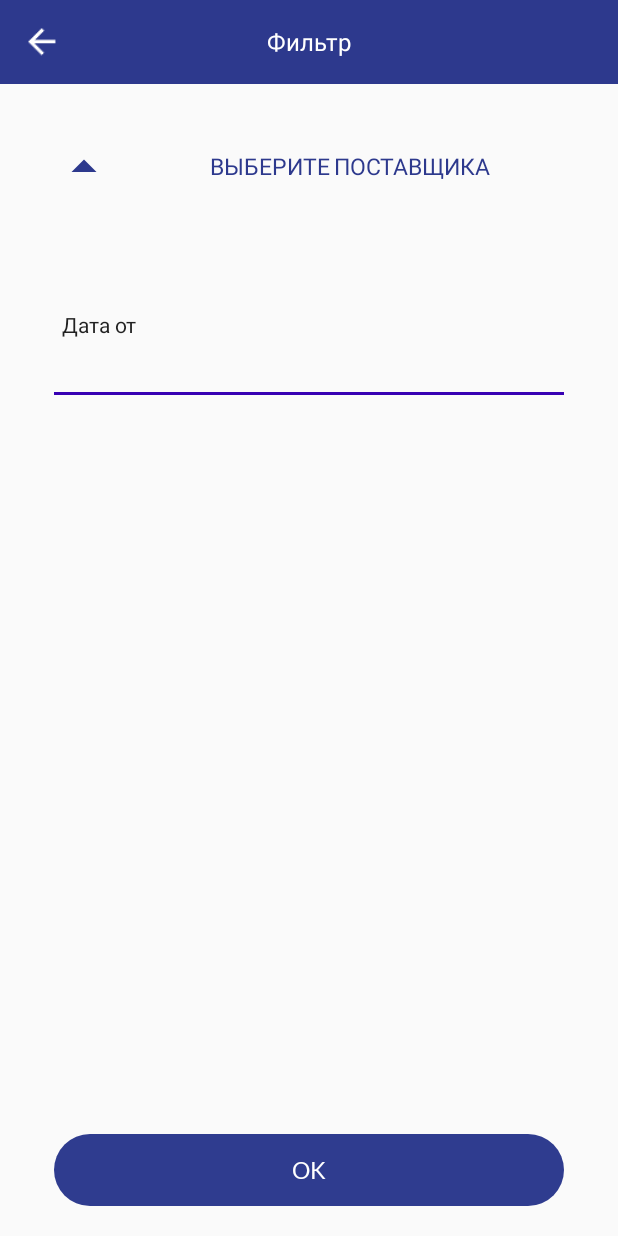
After one commit to AbbosSaidov/Oson_business_Test, an Android app: the FilterActivity screen opened directly, with no data from a screen before it, on a phone screen of 412 x 824 dp. The commit adds this screen. Run offline under Robolectric (Android 15) with nearby library versions, the phone set to English and light mode, and no system bars.

```diff
--- a/app/build.gradle
+++ b/app/build.gradle
@@ -36,6 +36,8 @@ dependencies {
     implementation 'com.android.support:appcompat-v7:28.0.0'
     implementation 'com.android.support.constraint:constraint-layout:1.1.3'
     implementation 'androidx.swiperefreshlayout:swiperefreshlayout:1.0.0'
+    implementation 'androidx.appcompat:appcompat:1.1.0'
+    implementation 'androidx.constraintlayout:constraintlayout:1.1.3'
     testImplementation 'junit:junit:4.12'
     androidTestImplementation 'com.android.support.test:runner:1.0.2'
     androidTestImplementation 'com.android.support.test.espresso:espresso-core:3.0.2'
--- a/app/src/main/java/app/oson/business/activities/login/ChangePasswordActivity.kt
+++ b/app/src/main/java/app/oson/business/activities/login/ChangePasswordActivity.kt
@@ -7,15 +7,12 @@ import android.text.TextWatcher
 //import androidx.appcompat.widget.AppCompatButton
 //import androidx.appcompat.widget.AppCompatEditText
 import android.view.View
-import android.widget.Toast
 import androidx.appcompat.widget.AppCompatButton
 import androidx.appcompat.widget.AppCompatEditText
 import app.oson.business.R
-import app.oson.business.activities.MainActivity
 import app.oson.business.activities.MyActivity
 import app.oson.business.activities.SplashActivity
 import app.oson.business.api.callbacks.BaseCallback
-import app.oson.business.api.services.BaseRestService
 import app.oson.business.api.services.UserService
 import app.oson.business.models.LoginData
 import okhttp3.ResponseBody
@@ -42,7 +39,7 @@ class ChangePasswordActivity : MyActivity(){
         changePassButton.isEnabled = false
 
 
-        currentPassEditText.addTextChangedListener(object : TextWatcher {
+        currentPassEditText.addTextChangedListener(object : TextWatcher{
             override fun onTextChanged(
                 s: CharSequence,
                 start: Int,
@@ -98,17 +95,17 @@ class ChangePasswordActivity : MyActivity(){
             }
         })
 
-        confirmPassEditText.addTextChangedListener(object : TextWatcher {
+        confirmPassEditText.addTextChangedListener(object : TextWatcher{
             override fun onTextChanged(
                 s: CharSequence,
                 start: Int,
                 before: Int,
                 count: Int
-            ) {
-                if (s.toString().trim { it <= ' ' }.length == 0) {
+            ){
+                if(s.toString().trim { it <= ' ' }.isEmpty()){
                     changePassButton.alpha = .5f
                     changePassButton.isEnabled = false
-                } else {
+                }else{
                     if(currentPassEditText.text!!.isNotEmpty() && newPassEditText.text!!.isNotEmpty()){
                         changePassButton.alpha = 1.0f
                         changePassButton.isEnabled = true
@@ -122,13 +119,11 @@ class ChangePasswordActivity : MyActivity(){
             ) {
                 // TODO Auto-generated method stub
             }
-
             override fun afterTextChanged(s: Editable){
                 // TODO Auto-generated method stub
             }
         })
-
-        if(currentPassEditText.text!!.isNotEmpty() && newPassEditText.text!!.isNotEmpty()&& confirmPassEditText.text!!.isNotEmpty()){
+        if(currentPassEditText.text!!.isNotEmpty() && newPassEditText.text!!.isNotEmpty() && confirmPassEditText.text!!.isNotEmpty()){
             changePassButton.alpha = 1.0f
             changePassButton.isEnabled = true
         }
@@ -163,7 +158,7 @@ class ChangePasswordActivity : MyActivity(){
             return false
         }
 
-        if (confirmPassEditText.text.toString().isEmpty()) {
+        if(confirmPassEditText.text.toString().isEmpty()){
             showAlertDialog(
                 "Error",
                 resources.getString(R.string.dialogfragment_main_preferences_confirm_new_password_empty)
--- a/app/src/main/java/app/oson/business/activities/login/LoginActivity.kt
+++ b/app/src/main/java/app/oson/business/activities/login/LoginActivity.kt
@@ -12,7 +12,7 @@ import android.widget.*
 import androidx.appcompat.widget.AppCompatCheckBox
 import androidx.appcompat.widget.AppCompatEditText
 import app.oson.business.R
-import app.oson.business.activities.MainActivity
+import app.oson.business.activities.main.history.MainActivity
 import app.oson.business.activities.MyActivity
 import app.oson.business.api.callbacks.BaseCallback
 import app.oson.business.api.services.UserService
--- /dev/null
+++ b/app/src/main/java/app/oson/business/activities/main/history/FilterActivity.kt
@@ -0,0 +1,23 @@
+package app.oson.business.activities.main.history
+
+import android.os.Bundle
+import android.view.View
+import app.oson.business.R
+import app.oson.business.activities.MyActivity
+
+class FilterActivity : MyActivity(){
+    override fun onCreate(savedInstanceState: Bundle?){
+        super.onCreate(savedInstanceState)
+        setContentView(R.layout.activity_filter)
+        titleTextView.setText(R.string.menu_item_main_filter)
+
+    }
+
+    override fun setupActionBar() {
+        titleTextView.visibility = View.VISIBLE
+        backImageView.visibility=View.VISIBLE
+    }
+
+    override fun onClick(v: View?) {
+    }
+}
--- a/app/src/main/java/app/oson/business/ui/purchase/PurchaseActivity.kt
+++ b/app/src/main/java/app/oson/business/activities/main/purchase/PurchaseActivity.kt
@@ -1,6 +1,5 @@
-package app.oson.business.ui.purchase
+package app.oson.business.activities.main.purchase
 
-import android.app.Dialog
 import android.os.Bundle
 import android.text.Editable
 import android.text.TextWatcher
--- a/app/src/main/java/app/oson/business/ui/purchase/PurchaseItemAdapter.kt
+++ b/app/src/main/java/app/oson/business/activities/main/purchase/PurchaseItemAdapter.kt
@@ -1,8 +1,7 @@
-package app.oson.business.ui.purchase
+package app.oson.business.activities.main.purchase
 
 import android.content.Context
 //import android.support.v7.widget.RecyclerView
-import android.util.Log
 import android.view.LayoutInflater
 import android.view.View
 import android.view.ViewGroup
--- a/app/src/main/java/app/oson/business/activities/RequestBillActivity.kt
+++ b/app/src/main/java/app/oson/business/activities/main/request/RequestBillActivity.kt
@@ -1,4 +1,4 @@
-package app.oson.business.activities
+package app.oson.business.activities.main.request
 
 import android.content.Intent
 import android.os.Bundle
@@ -16,11 +16,13 @@ import androidx.appcompat.widget.AppCompatTextView
 import androidx.recyclerview.widget.LinearLayoutManager
 import androidx.recyclerview.widget.RecyclerView
 import app.oson.business.R
+import app.oson.business.activities.MyActivity
+import app.oson.business.activities.main.history.MainActivity
 import app.oson.business.api.callbacks.BaseCallback
 import app.oson.business.api.services.BillService
 import app.oson.business.models.Bill
 import app.oson.business.models.Merchant
-import app.oson.business.ui.purchase.PurchaseItemAdapter
+import app.oson.business.activities.main.purchase.PurchaseItemAdapter
 import com.google.android.material.bottomsheet.BottomSheetDialog
 
 
--- a/app/src/main/java/app/oson/business/activities/SetLanguageActivity.kt
+++ b/app/src/main/java/app/oson/business/activities/main/settings/SetLanguageActivity.kt
@@ -1,4 +1,4 @@
-package app.oson.business.activities
+package app.oson.business.activities.main.settings
 
 import android.app.ActivityOptions
 import android.content.Intent
@@ -10,6 +10,8 @@ import android.util.Log
 import android.view.View
 import androidx.appcompat.widget.AppCompatImageView
 import app.oson.business.R
+import app.oson.business.activities.MyActivity
+import app.oson.business.activities.main.history.MainActivity
 import java.util.*
 
 
--- a/app/src/main/java/app/oson/business/fragments/FragmentPurchaseList.kt
+++ b/app/src/main/java/app/oson/business/fragments/FragmentPurchaseList.kt
@@ -1,21 +1,18 @@
 package app.oson.business.fragments
 
 import android.app.Dialog
+import android.content.Intent
 import android.os.Bundle
 import android.view.LayoutInflater
 import android.view.View
 import android.view.ViewGroup
 import android.widget.*
 import app.oson.business.R
-import app.oson.business.activities.MyActivity
 import app.oson.business.models.Merchant
 import app.oson.business.models.Purchase
 import com.timehop.stickyheadersrecyclerview.StickyRecyclerHeadersAdapter
 import com.timehop.stickyheadersrecyclerview.StickyRecyclerHeadersDecoration
 
-import retrofit2.Call
-import retrofit2.Callback
-import retrofit2.Response
 import java.text.SimpleDateFormat
 import java.util.*
 import android.widget.ArrayAdapter
@@ -26,11 +23,11 @@ import androidx.fragment.app.Fragment
 import androidx.recyclerview.widget.LinearLayoutManager
 import androidx.recyclerview.widget.RecyclerView
 import androidx.swiperefreshlayout.widget.SwipeRefreshLayout
+import app.oson.business.activities.main.history.FilterActivity
 //import androidx.swiperefreshlayout.widget.SwipeRefreshLayout
 import app.oson.business.api.callbacks.BaseCallback
 import app.oson.business.api.services.MerchantService
 import app.oson.business.api.services.PurchaseService
-import app.oson.business.models.PurchaseTransaction
 import kotlin.collections.ArrayList
 
 
@@ -192,11 +189,10 @@ class FragmentPurchaseList : Fragment(){
         dialog.show()
     }
 
-    fun onOpenFilterDialog() {
-        if (merchantList == null) {
-
+    fun onOpenFilterDialog(){
+        if(merchantList == null){
             getMerchantList()
-        } else
+        }else
             showDialogFilter()
     }
 
@@ -207,11 +203,11 @@ class FragmentPurchaseList : Fragment(){
     lateinit var clearFromDateImageButton: AppCompatImageButton
     lateinit var clearToDateImageButton: AppCompatImageButton
 
-    fun showDialogFilter() {
+    fun showDialogFilter(){
         if (merchantList == null)
-            return;
+            return
 
-        val dialog = Dialog(activity)
+        /*     val dialog = Dialog(activity)
         dialog.setContentView(R.layout.dialog_filter)
 
         var spinner = dialog.findViewById<Spinner>(R.id.spinner)
@@ -277,7 +273,10 @@ class FragmentPurchaseList : Fragment(){
 
 
         dialog.show()
+        */
 
+        val intent = Intent(activity, FilterActivity::class.java)
+        startActivity(intent)
     }
 
 
@@ -419,7 +418,6 @@ class FragmentPurchaseList : Fragment(){
 
                     showDialogFilter()
                 }
-
             }
         )
     }
--- a/app/src/main/res/drawable-anydpi/ic_bottom_click.xml
+++ b/app/src/main/res/drawable-anydpi/ic_bottom_click.xml
@@ -4,7 +4,7 @@
     android:viewportWidth="24"
     android:viewportHeight="24"
     android:tint="?attr/colorPrimaryDark"
-    android:alpha="0.6">
+    >
   <path
       android:fillColor="@android:color/white"
       android:pathData="M7,14l5,-5 5,5z"/>
--- /dev/null
+++ b/app/src/main/res/layout/activity_filter.xml
@@ -0,0 +1,160 @@
+<?xml version="1.0" encoding="utf-8"?>
+<androidx.coordinatorlayout.widget.CoordinatorLayout
+    xmlns:android="http://schemas.android.com/apk/res/android"
+    xmlns:app="http://schemas.android.com/apk/res-auto"
+    xmlns:tools="http://schemas.android.com/tools"
+    android:layout_width="match_parent"
+    android:layout_height="match_parent"
+    android:orientation="vertical">
+    <LinearLayout
+        android:layout_width="match_parent"
+        android:layout_height="wrap_content"
+        android:orientation="vertical">
+        <include layout="@layout/action_bar"/>
+
+        <androidx.core.widget.NestedScrollView
+            xmlns:app="http://schemas.android.com/apk/res-auto"
+            android:layout_width="match_parent"
+            android:layout_height="wrap_content">
+
+            <LinearLayout
+                android:orientation="vertical"
+                android:layout_width="match_parent"
+                android:layout_height="match_parent"
+                android:paddingTop="25dp"
+                android:paddingBottom="20dp"
+                android:paddingLeft="36dp"
+                android:paddingRight="36dp">
+                <RelativeLayout
+                    android:layout_width="match_parent"
+                    android:layout_height="60dp"
+                    android:orientation="horizontal"
+                    android:gravity="center_vertical"
+                    android:background="?attr/selectableItemBackground">
+                    <androidx.appcompat.widget.AppCompatImageView
+                        android:layout_width="40dp"
+                        android:layout_height="40dp"
+                        android:layout_centerVertical="true"
+                        app:srcCompat="@drawable/ic_bottom_click"
+                        tools:ignore="VectorDrawableCompat"/>
+
+                    <LinearLayout
+                        android:id="@+id/bottom_sheet_item_click"
+                        android:layout_width="match_parent"
+                        android:layout_height="match_parent"
+                        android:layout_marginStart="55dp"
+                        android:layout_marginLeft="55dp"
+                        android:layout_marginEnd="0dp"
+                        android:layout_marginRight="20dp"
+                        android:clickable="true"
+                        android:gravity="center_vertical"
+                        android:orientation="vertical">
+
+                        <androidx.appcompat.widget.AppCompatTextView
+                            android:id="@+id/bottom_sheet_click_text"
+                            style="@style/Ui.Button.Transparent.ColorPrimaryDark"
+                            android:layout_width="match_parent"
+                            android:layout_height="40dp"
+                            android:background="?attr/selectableItemBackground"
+                            android:text="@string/dialogfragment_main_bill_purchase_filter_choose_merchant_title"/>
+                    </LinearLayout>
+                    <View
+                        android:id="@+id/bottom_sheet_click_view"
+                        android:clickable="true"
+                        android:layout_width="match_parent"
+                        android:layout_height="match_parent"
+                        android:background="?attr/selectableItemBackground"/>
+                </RelativeLayout>
+                <androidx.appcompat.widget.AppCompatTextView
+                    android:id="@+id/merchant_title"
+                    style="@style/Ui.Button.Transparent.ColorPrimaryDark"
+                    android:layout_width="match_parent"
+                    android:layout_height="40dp"
+                    android:background="?attr/selectableItemBackground"
+                    android:text=""/>
+
+                <RelativeLayout
+                    android:layout_width="match_parent"
+                    android:layout_height="80dp"
+                    android:orientation="horizontal"
+                    android:gravity="center_vertical"
+                    android:clickable="true"
+                    android:background="?attr/selectableItemBackground"
+                    >
+                    <androidx.appcompat.widget.AppCompatCheckedTextView
+                        android:layout_width="wrap_content"
+                        android:layout_height="40dp"
+                        android:padding="5dp"
+                        android:text="Дата от"
+                        android:layout_centerVertical="true"
+                        app:srcCompat="@drawable/vector_drawable_key"
+                        tools:ignore="VectorDrawableCompat"/>
+
+               <!--     <LinearLayout
+                        android:layout_width="match_parent"
+                        android:layout_height="match_parent"
+                        android:gravity="center_vertical"
+                        android:layout_marginRight="20dp"
+                        android:layout_marginLeft="75dp"
+                        android:orientation="vertical"
+                        >
+
+                        <androidx.appcompat.widget.AppCompatTextView
+                            android:layout_width="wrap_content"
+                            android:layout_height="wrap_content"
+                            android:textColor="@color/colorBlack"
+                            android:singleLine="true"
+                            android:text="@string/fragment_main_preference_change_password_title"
+                            android:textSize="16sp"
+
+                            />
+
+                        <androidx.appcompat.widget.AppCompatTextView
+                            android:layout_width="wrap_content"
+                            android:layout_height="wrap_content"
+                            android:textColor="@color/black_80"
+                            android:layout_marginTop="3dp"
+                            android:text="@string/fragment_main_preference_change_password_subtitle"
+                            android:textSize="14sp"
+
+                            />
+
+                    </LinearLayout>-->
+
+                    <View
+                        android:id="@+id/view_change_password"
+                        android:clickable="true"
+                        android:layout_width="match_parent"
+                        android:layout_height="match_parent"
+                        android:background="?attr/selectableItemBackground"/>
+
+                </RelativeLayout>
+                <View style="@style/Divider.Horizontal"/>
+            </LinearLayout>
+
+        </androidx.core.widget.NestedScrollView>
+
+
+
+    </LinearLayout>
+
+    <RelativeLayout
+        android:layout_width="wrap_content"
+        android:layout_height="match_parent"
+        android:paddingTop="25dp"
+        android:paddingBottom="20dp"
+        android:paddingLeft="36dp"
+        android:paddingRight="36dp"
+        >
+        <androidx.appcompat.widget.AppCompatButton
+            android:id="@+id/button_sent_request"
+            android:layout_alignParentBottom="true"
+            android:layout_width="match_parent"
+            android:layout_gravity="center"
+            android:textColor="@color/colorWhite"
+            style="@style/Ui.Button"
+            android:text="ok"/>
+    </RelativeLayout>
+
+
+</androidx.coordinatorlayout.widget.CoordinatorLayout>
--- a/app/src/main/res/layout/activity_main.xml
+++ b/app/src/main/res/layout/activity_main.xml
@@ -5,7 +5,7 @@
         xmlns:app="http://schemas.android.com/apk/res-auto"
         android:layout_width="match_parent"
         android:layout_height="match_parent"
-        tools:context=".activities.MainActivity">
+        tools:context=".activities.main.history.MainActivity">
 
     <include layout="@layout/action_bar"/>
 
--- a/app/src/main/res/layout/activity_set_language.xml
+++ b/app/src/main/res/layout/activity_set_language.xml
@@ -5,7 +5,7 @@
     android:layout_width="match_parent"
     android:layout_height="match_parent"
     android:orientation="vertical"
-    tools:context=".activities.SetLanguageActivity">
+    tools:context=".activities.main.settings.SetLanguageActivity">
     <include
         layout="@layout/action_bar"/>
     <LinearLayout
--- a/app/src/main/res/values/strings.xml
+++ b/app/src/main/res/values/strings.xml
@@ -160,6 +160,7 @@
     <string name="fragment_change_password_change_password_button_hint">Изменить пароль</string>
 
     <string name="menu_item_main_bill_filter">Фильтр по счетам</string>
+    <string name="menu_item_main_filter">Фильтр</string>
     <string name="menu_item_main_purchase_filter">Фильтр по оплатам</string>
     <string name="menu_item_main_clear_filter_title">Очистить результаты</string>
     <string name="menu_item_main_preference_title">Настройки</string>
--- a/app/src/main/res/values/styles.xml
+++ b/app/src/main/res/values/styles.xml
@@ -17,6 +17,15 @@
         <item name="android:textSize">15sp</item>
         <item name="android:background">@drawable/roundshapbtn</item>
         <item name="fontFamily">@font/lato</item>
+    </style>
+    <style name="Divider">
+        <item name="android:background">@color/design_default_color_primary_dark</item>
+    </style>
+
+    <style name="Divider.Horizontal" parent="Divider">
+        <item name="android:layout_width">match_parent</item>
+        <item name="android:layout_height">2dp</item>
+
     </style>
 
 
```
Also changed, not shown: app/src/main/AndroidManifest.xml (+10 -10 lines), app/src/main/java/app/oson/business/activities/main/history/MainActivity.kt (renamed from app/src/main/java/app/oson/business/activities/MainActivity.kt, +5 -2 lines), app/src/main/java/app/oson/business/activities/main/settings/SettingsActivity.kt (renamed from app/src/main/java/app/oson/business/activities/SettingsActivity.kt, +6 -4 lines), 2 other files.
